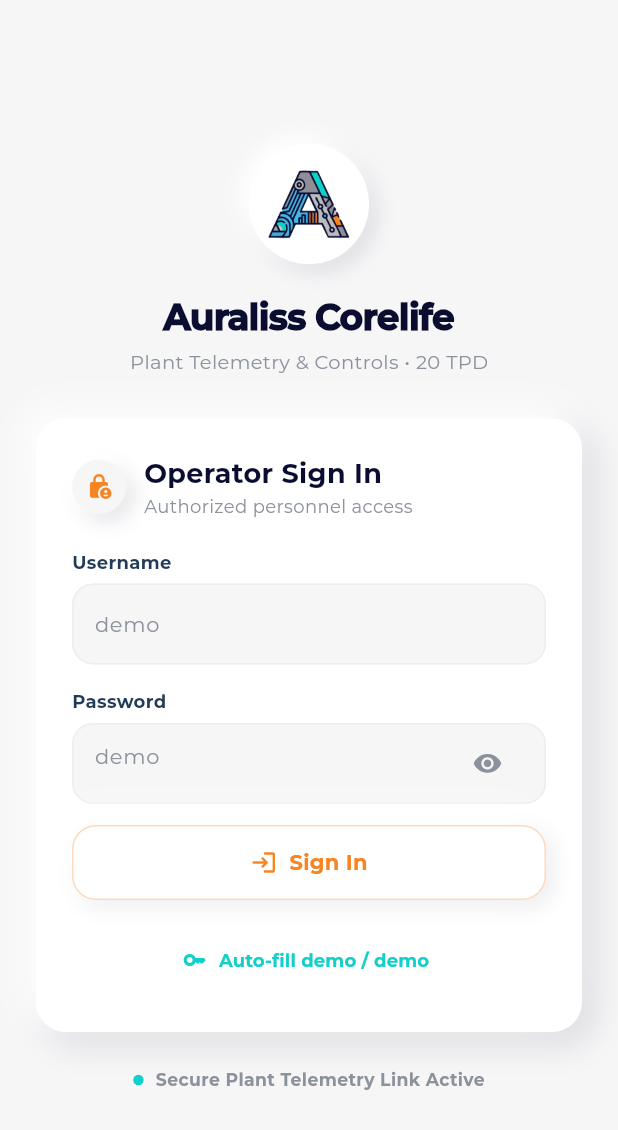
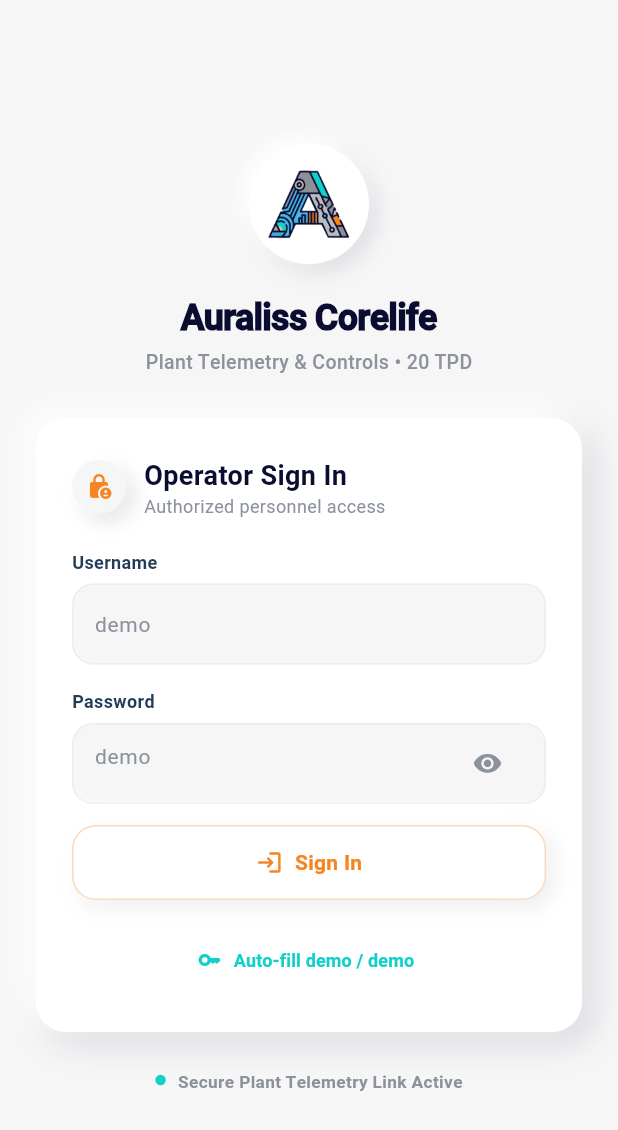
Before and after one commit to perfectmens/lokmangal, a Flutter app: the screen it shows after launch, on a phone screen of 412 x 824 dp. Shown: the top 1130 px of the screen. Run offline on Flutter 3.47's test engine with Material 3 defaults, Android fonts, the phone set to English and light mode, and no system bars; our stand-ins replace open_filex, package_info_plus, shared_preferences; network calls fail; project files that could hold a hidden picture were left out.

Commit message:
feat(typography): adopt official Google Android Roboto font family globally

```diff
--- a/lib/core/theme/app_typography.dart
+++ b/lib/core/theme/app_typography.dart
@@ -2,7 +2,7 @@ import 'package:flutter/material.dart';
 import 'app_colors.dart';
 
 class AppTypography {
-  static const String fontFamily = 'RookeryNew';
+  static const String fontFamily = 'Roboto';
 
   static const TextStyle display = TextStyle(
     fontFamily: fontFamily,
```
Also changed, not shown: pubspec.yaml (+16 -6 lines), assets/fonts/Roboto-Bold.ttf (added), assets/fonts/Roboto-Light.ttf (added), assets/fonts/Roboto-Medium.ttf (added), assets/fonts/Roboto-Regular.ttf (added).
